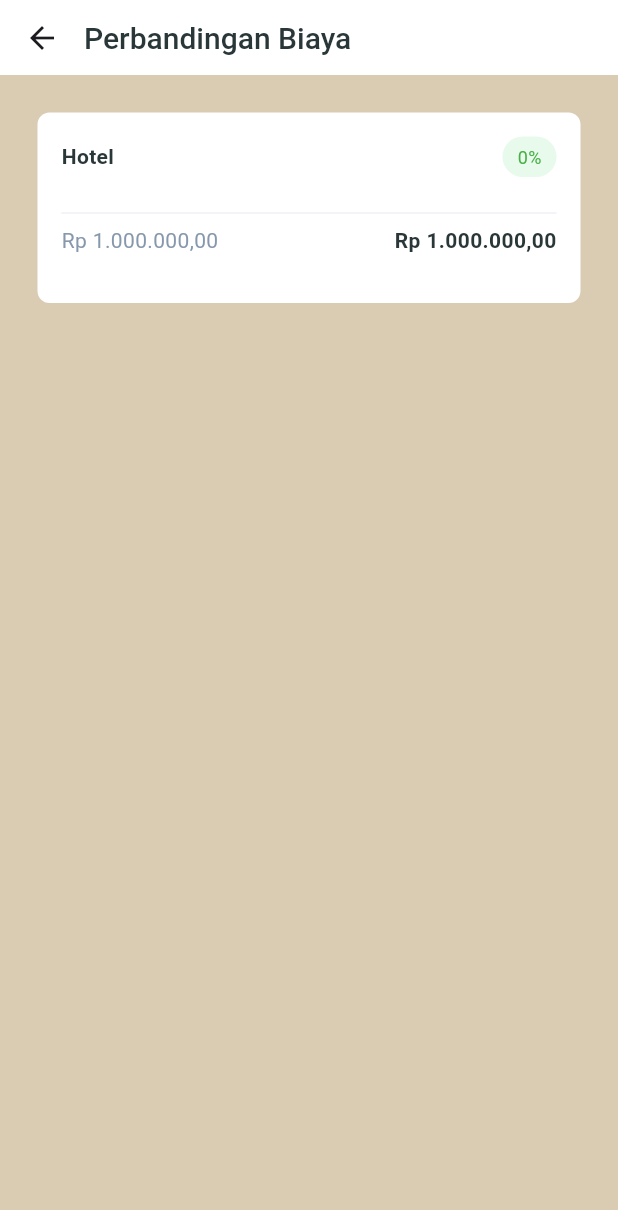
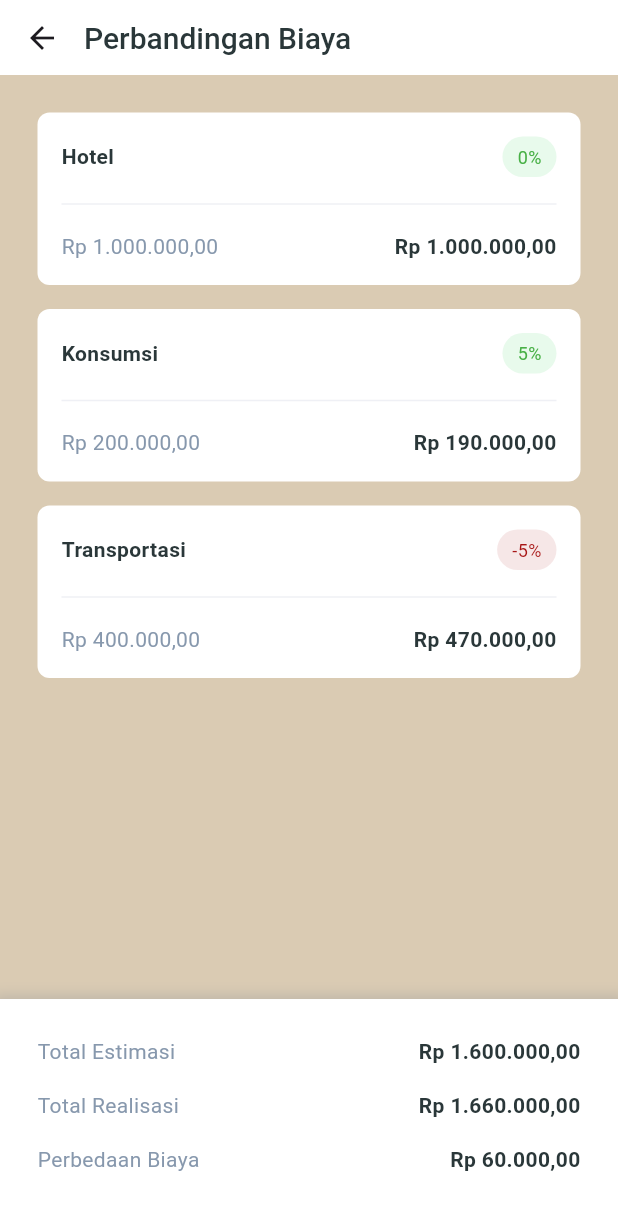
Before and after one commit to wildanarkan/magang_flutter, a Flutter app: the PerbandinganBiayaPage screen opened directly, on a phone screen of 412 x 824 dp. Shown: the top 1210 px of the screen. Run offline on Flutter 3.47's test engine with Material 3 defaults, Android fonts, the phone set to English and light mode, and no system bars; our stand-ins replace dotted_border, image_picker.

Commit message:
add: Perbandingan Biaya Page

```diff
--- a/lib/common/app_color.dart
+++ b/lib/common/app_color.dart
@@ -33,7 +33,7 @@ class AppColor {
   static Color pending = const Color(0xffAE640B);
   static Color backgroundPending = const Color(0xffF0EAE0);
   static Color decline = const Color(0xffA81616);
-  static Color backgroundDecline= const Color(0xffF0E0E0);
+  static Color backgroundDecline= const Color(0x1AA81616);
 
 
 
--- a/lib/common/app_status.dart
+++ b/lib/common/app_status.dart
@@ -44,7 +44,7 @@ class AppStatus {
     );
   }
 
-  static Widget decline() {
+  static Widget decline(String? text) {
     return Container(
       padding: const EdgeInsets.symmetric(
         horizontal: 10,
@@ -55,7 +55,7 @@ class AppStatus {
         color: AppColor.backgroundDecline,
       ),
       child: Text(
-        'Declined',
+        text ?? 'Declined',
         style: TextStyle(
           color: AppColor.decline,
           fontSize: 12,
--- a/lib/pages/estimasi_biaya_page.dart
+++ b/lib/pages/estimasi_biaya_page.dart
@@ -2,8 +2,8 @@ import 'package:flutter/material.dart';
 import 'package:magang_flutter/common/app_color.dart';
 import 'package:magang_flutter/widgets/build_expansion_biaya.dart';
 import 'package:magang_flutter/widgets/build_test_appbar.dart';
-import 'package:magang_flutter/widgets/build_text_between.dart';
 import 'package:magang_flutter/widgets/build_total.dart';
+import 'package:magang_flutter/widgets/build_widget_between.dart';
 
 class EstimasiBiayaPage extends StatelessWidget {
   const EstimasiBiayaPage({super.key});
@@ -41,8 +41,8 @@ class EstimasiBiayaPage extends StatelessWidget {
                     padding: EdgeInsets.only(bottom: 16.0),
                     child: Divider(),
                   ),
-                  BuildTextBetween(
-                    leftText: Text(
+                  BuildWidgetBetween(
+                    leftWidget: Text(
                       'Cempaka',
                       style: TextStyle(
                         color: AppColor.textBody,
@@ -50,7 +50,7 @@ class EstimasiBiayaPage extends StatelessWidget {
                         fontWeight: FontWeight.w400,
                       ),
                     ),
-                    rightText: Text(
+                    rightWidget: Text(
                       'Rp 1.000.000,00',
                       style: TextStyle(
                         color: AppColor.textTitle,
@@ -59,8 +59,8 @@ class EstimasiBiayaPage extends StatelessWidget {
                       ),
                     ),
                   ),
-                  BuildTextBetween(
-                    leftText: Text(
+                  BuildWidgetBetween(
+                    leftWidget: Text(
                       'Kereta',
                       style: TextStyle(
                         color: AppColor.textBody,
@@ -68,7 +68,7 @@ class EstimasiBiayaPage extends StatelessWidget {
                         fontWeight: FontWeight.w400,
                       ),
                     ),
-                    rightText: Text(
+                    rightWidget: Text(
                       'Rp 150.000,00',
                       style: TextStyle(
                         color: AppColor.textTitle,
--- a/lib/pages/perbandingan_biaya_page.dart
+++ b/lib/pages/perbandingan_biaya_page.dart
@@ -1,8 +1,8 @@
 import 'package:flutter/material.dart';
 import 'package:magang_flutter/common/app_color.dart';
-import 'package:magang_flutter/common/app_status.dart';
+import 'package:magang_flutter/widgets/build_biaya_card.dart';
 import 'package:magang_flutter/widgets/build_test_appbar.dart';
-import 'package:magang_flutter/widgets/build_text_between.dart';
+import 'package:magang_flutter/widgets/build_widget_between.dart';
 
 class PerbandinganBiayaPage extends StatelessWidget {
   const PerbandinganBiayaPage({super.key});
@@ -13,41 +13,100 @@ class PerbandinganBiayaPage extends StatelessWidget {
       appBar: const BuildTestAppbar(
         title: 'Perbandingan Biaya',
       ),
-      body: Padding(
-        padding: const EdgeInsets.all(25),
-        child: ListView(
-          children: [
-            Container(
+      body: Stack(
+        children: [
+          Padding(
+            padding: const EdgeInsets.all(25),
+            child: ListView(
+              children: const [
+                BuildBiayaCard(
+                  title: 'Hotel',
+                  persentase: '0',
+                  estimasi: 'Rp 1.000.000,00',
+                  realisasi: 'Rp 1.000.000,00',
+                ),
+                BuildBiayaCard(
+                  title: 'Konsumsi',
+                  persentase: '5',
+                  estimasi: 'Rp 200.000,00',
+                  realisasi: 'Rp 190.000,00',
+                ),
+                BuildBiayaCard(
+                  title: 'Transportasi',
+                  persentase: '5',
+                  estimasi: 'Rp 400.000,00',
+                  realisasi: 'Rp 470.000,00',
+                  minusPersentase: true,
+                ),
+              ],
+            ),
+          ),
+          Align(
+            alignment: Alignment.bottomCenter,
+            child: Container(
+              width: double.infinity,
+              padding: const EdgeInsets.all(25),
               decoration: BoxDecoration(
                 color: Colors.white,
-                borderRadius: BorderRadius.circular(8),
+                boxShadow: [
+                  BoxShadow(
+                    color: Colors.grey.withOpacity(0.5),
+                    spreadRadius: 5,
+                    blurRadius: 7,
+                    offset: const Offset(0, 3), // changes position of shadow
+                  ),
+                ],
               ),
-              padding: const EdgeInsets.all(16),
               child: Column(
+                mainAxisSize: MainAxisSize.min,
                 children: [
-                  BuildTextBetween(
-                    leftText: Text(
-                      'Hotel',
+                  BuildWidgetBetween(
+                    leftWidget: Text(
+                      'Total Estimasi',
+                      style: TextStyle(
+                        color: AppColor.textBody,
+                        fontWeight: FontWeight.w400,
+                        fontSize: 14,
+                      ),
+                    ),
+                    rightWidget: Text(
+                      'Rp 1.600.000,00',
                       style: TextStyle(
                         color: AppColor.textTitle,
                         fontWeight: FontWeight.w600,
                         fontSize: 14,
                       ),
                     ),
-                    rightText: AppStatus.complete('0%'),
                   ),
-                  const Divider(),
-                  BuildTextBetween(
-                    leftText:  Text(
-                      'Rp 1.000.000,00',
+                  BuildWidgetBetween(
+                    leftWidget: Text(
+                      'Total Realisasi',
                       style: TextStyle(
                         color: AppColor.textBody,
                         fontWeight: FontWeight.w400,
-                        fontSize: 14
+                        fontSize: 14,
                       ),
                     ),
-                    rightText: Text(
-                      'Rp 1.000.000,00',
+                    rightWidget: Text(
+                      'Rp 1.660.000,00',
+                      style: TextStyle(
+                        color: AppColor.textTitle,
+                        fontWeight: FontWeight.w600,
+                        fontSize: 14,
+                      ),
+                    ),
+                  ),
+                  BuildWidgetBetween(
+                    leftWidget: Text(
+                      'Perbedaan Biaya',
+                      style: TextStyle(
+                        color: AppColor.textBody,
+                        fontWeight: FontWeight.w400,
+                        fontSize: 14,
+                      ),
+                    ),
+                    rightWidget: Text(
+                      'Rp 60.000,00',
                       style: TextStyle(
                         color: AppColor.textTitle,
                         fontWeight: FontWeight.w600,
@@ -57,9 +116,9 @@ class PerbandinganBiayaPage extends StatelessWidget {
                   ),
                 ],
               ),
-            )
-          ],
-        ),
+            ),
+          ),
+        ],
       ),
     );
   }
--- a/lib/pages/realisasi_biaya_page.dart
+++ b/lib/pages/realisasi_biaya_page.dart
@@ -2,8 +2,8 @@ import 'package:flutter/material.dart';
 import 'package:magang_flutter/common/app_color.dart';
 import 'package:magang_flutter/widgets/build_expansion_biaya.dart';
 import 'package:magang_flutter/widgets/build_test_appbar.dart';
-import 'package:magang_flutter/widgets/build_text_between.dart';
 import 'package:magang_flutter/widgets/build_total.dart';
+import 'package:magang_flutter/widgets/build_widget_between.dart';
 
 class RealisasiBiayaPage extends StatelessWidget {
   const RealisasiBiayaPage({super.key});
@@ -41,8 +41,8 @@ class RealisasiBiayaPage extends StatelessWidget {
                     padding: EdgeInsets.only(bottom: 16.0),
                     child: Divider(),
                   ),
-                  BuildTextBetween(
-                    leftText: Text(
+                  BuildWidgetBetween(
+                    leftWidget: Text(
                       'Cempaka',
                       style: TextStyle(
                         color: AppColor.textBody,
@@ -50,7 +50,7 @@ class RealisasiBiayaPage extends StatelessWidget {
                         fontWeight: FontWeight.w400,
                       ),
                     ),
-                    rightText: Text(
+                    rightWidget: Text(
                       'Rp 400.000,00',
                       style: TextStyle(
                         color: AppColor.textTitle,
@@ -59,8 +59,8 @@ class RealisasiBiayaPage extends StatelessWidget {
                       ),
                     ),
                   ),
-                  BuildTextBetween(
-                    leftText: Text(
+                  BuildWidgetBetween(
+                    leftWidget: Text(
                       'Kereta',
                       style: TextStyle(
                         color: AppColor.textBody,
@@ -68,7 +68,7 @@ class RealisasiBiayaPage extends StatelessWidget {
                         fontWeight: FontWeight.w400,
                       ),
                     ),
-                    rightText: Text(
+                    rightWidget: Text(
                       'Rp 0,00',
                       style: TextStyle(
                         color: AppColor.textTitle,
@@ -77,8 +77,8 @@ class RealisasiBiayaPage extends StatelessWidget {
                       ),
                     ),
                   ),
-                  BuildTextBetween(
-                    leftText: Text(
+                  BuildWidgetBetween(
+                    leftWidget: Text(
                       'Kena Cas',
                       style: TextStyle(
                         color: AppColor.textBody,
@@ -86,7 +86,7 @@ class RealisasiBiayaPage extends StatelessWidget {
                         fontWeight: FontWeight.w400,
                       ),
                     ),
-                    rightText: Text(
+                    rightWidget: Text(
                       'Rp 50.000,00',
                       style: TextStyle(
                         color: AppColor.textTitle,
--- a/lib/widgets/build_biaya_card.dart
+++ b/lib/widgets/build_biaya_card.dart
@@ -0,0 +1,76 @@
+import 'package:flutter/material.dart';
+import 'package:magang_flutter/common/app_color.dart';
+import 'package:magang_flutter/common/app_status.dart';
+import 'package:magang_flutter/widgets/build_widget_between.dart';
+
+class BuildBiayaCard extends StatelessWidget {
+  const BuildBiayaCard({
+    super.key,
+    required this.title,
+    required this.persentase,
+    required this.estimasi,
+    required this.realisasi,
+    this.minusPersentase = false,
+  });
+
+  final String title;
+  final String persentase;
+  final String estimasi;
+  final String realisasi;
+  final bool? minusPersentase;
+
+  @override
+  Widget build(BuildContext context) {
+    return Padding(
+      padding: const EdgeInsets.only(bottom: 16),
+      child: Container(
+        decoration: BoxDecoration(
+          color: Colors.white,
+          borderRadius: BorderRadius.circular(8),
+        ),
+        padding: const EdgeInsets.all(16),
+        child: Column(
+          children: [
+            BuildWidgetBetween(
+              leftWidget: Text(
+                title,
+                style: TextStyle(
+                  color: AppColor.textTitle,
+                  fontWeight: FontWeight.w600,
+                  fontSize: 14,
+                ),
+              ),
+              rightWidget: minusPersentase == false
+                  ? AppStatus.complete('$persentase%')
+                  : AppStatus.decline('-$persentase%'),
+              padding: const EdgeInsets.all(0),
+            ),
+            const Padding(
+              padding: EdgeInsets.symmetric(vertical: 10),
+              child: Divider(),
+            ),
+            BuildWidgetBetween(
+              leftWidget: Text(
+                estimasi,
+                style: TextStyle(
+                  color: AppColor.textBody,
+                  fontWeight: FontWeight.w400,
+                  fontSize: 14,
+                ),
+              ),
+              rightWidget: Text(
+                realisasi,
+                style: TextStyle(
+                  color: AppColor.textTitle,
+                  fontWeight: FontWeight.w600,
+                  fontSize: 14,
+                ),
+              ),
+              padding: const EdgeInsets.all(0),
+            ),
+          ],
+        ),
+      ),
+    );
+  }
+}
--- a/lib/widgets/build_card_info.dart
+++ b/lib/widgets/build_card_info.dart
@@ -131,7 +131,7 @@ class BuildCardInfo extends StatelessWidget {
       case 'complete':
         return AppStatus.complete(null);
       case 'decline':
-        return AppStatus.decline();
+        return AppStatus.decline(null);
       case 'pending':
         return AppStatus.pending();
       case 'approved':
--- a/lib/widgets/build_text_between.dart
+++ /dev/null
@@ -1,26 +0,0 @@
-import 'package:flutter/material.dart';
-
-class BuildTextBetween extends StatelessWidget {
-  const BuildTextBetween({
-    super.key,
-    required this.leftText,
-    required this.rightText,
-  });
-
-  final Widget leftText;
-  final Widget rightText;
-
-  @override
-  Widget build(BuildContext context) {
-    return Padding(
-      padding: const EdgeInsets.only(bottom: 16),
-      child: Row(
-        mainAxisAlignment: MainAxisAlignment.spaceBetween,
-        children: [
-            leftText,
-            rightText,
-        ],
-      ),
-    );
-  }
-}
--- /dev/null
+++ b/lib/widgets/build_widget_between.dart
@@ -0,0 +1,29 @@
+import 'package:flutter/material.dart';
+
+class BuildWidgetBetween extends StatelessWidget {
+  const BuildWidgetBetween({
+    super.key,
+    required this.leftWidget,
+    required this.rightWidget,
+    this.padding,
+  });
+
+  final Widget leftWidget;
+  final Widget rightWidget;
+  final EdgeInsetsGeometry? padding;
+
+  @override
+  Widget build(BuildContext context) {
+    return Padding(
+      padding: padding ?? const EdgeInsets.only(bottom: 16),
+      child: Row(
+        crossAxisAlignment: CrossAxisAlignment.center,
+        mainAxisAlignment: MainAxisAlignment.spaceBetween,
+        children: [
+          leftWidget,
+          rightWidget,
+        ],
+      ),
+    );
+  }
+}
```
